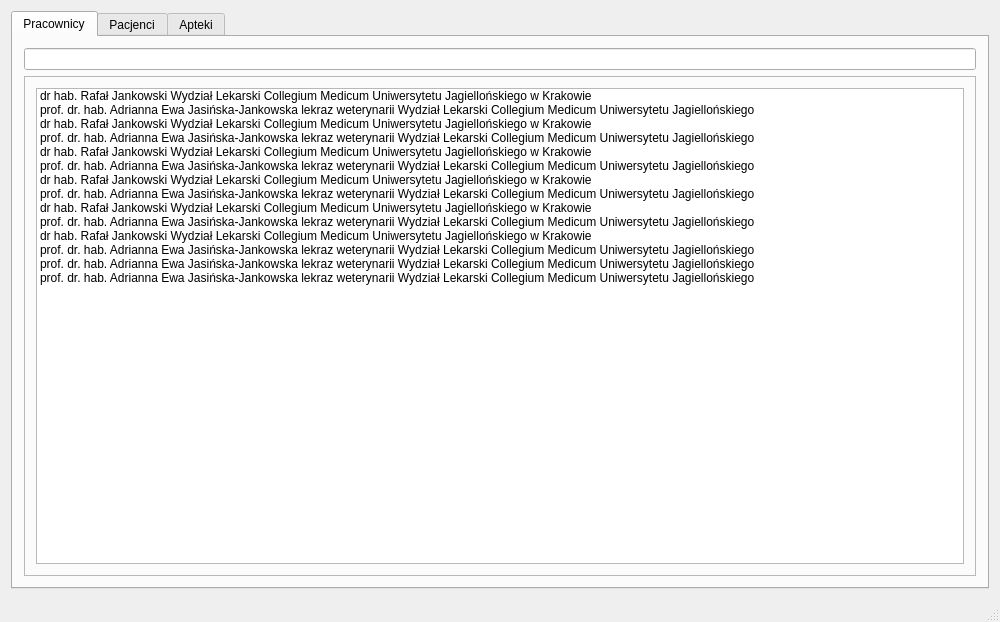
Raalsky/MPS, file client/MPS_Client/mainwindow.ui: the form before one commit.
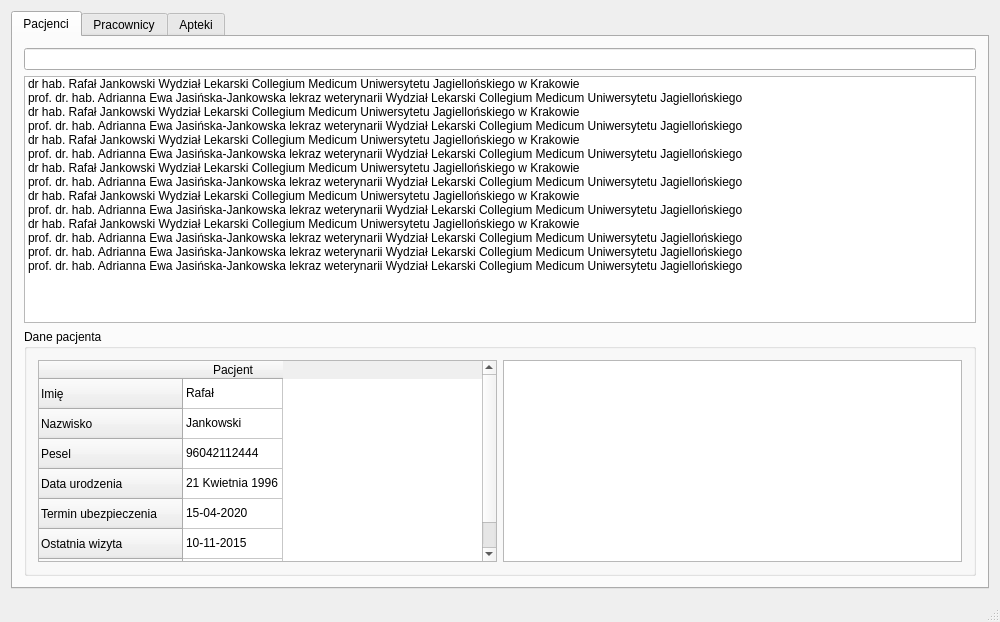
The form after the commit.

Commit message: Client Personal data form added

The edit to the form file:
```diff
--- a/client/MPS_Client/mainwindow.ui
+++ b/client/MPS_Client/mainwindow.ui
@@ -55,97 +55,176 @@
       </property>
       <widget class="QWidget" name="tab">
        <attribute name="title">
-        <string>Pracownicy</string>
+        <string>Pacjenci</string>
        </attribute>
-       <layout class="QVBoxLayout" name="verticalLayout">
+       <layout class="QHBoxLayout" name="horizontalLayout">
         <item>
-         <widget class="QLineEdit" name="search"/>
-        </item>
-        <item>
-         <layout class="QGridLayout" name="gridLayout_2">
-          <item row="1" column="0">
-           <widget class="QFrame" name="frame1">
-            <property name="frameShape">
-             <enum>QFrame::StyledPanel</enum>
+         <layout class="QVBoxLayout" name="verticalLayout_2">
+          <item>
+           <widget class="QLineEdit" name="search"/>
+          </item>
+          <item>
+           <widget class="QListWidget" name="searchResults">
+            <item>
+             <property name="text">
+              <string>dr hab. Rafał Jankowski Wydział Lekarski Collegium Medicum Uniwersytetu Jagiellońskiego w Krakowie</string>
+             </property>
+            </item>
+            <item>
+             <property name="text">
+              <string>prof. dr. hab. Adrianna Ewa Jasińska-Jankowska lekraz weterynarii Wydział Lekarski Collegium Medicum Uniwersytetu Jagiellońskiego</string>
+             </property>
+            </item>
+            <item>
+             <property name="text">
+              <string>dr hab. Rafał Jankowski Wydział Lekarski Collegium Medicum Uniwersytetu Jagiellońskiego w Krakowie</string>
+             </property>
+            </item>
+            <item>
+             <property name="text">
+              <string>prof. dr. hab. Adrianna Ewa Jasińska-Jankowska lekraz weterynarii Wydział Lekarski Collegium Medicum Uniwersytetu Jagiellońskiego</string>
+             </property>
+            </item>
+            <item>
+             <property name="text">
+              <string>dr hab. Rafał Jankowski Wydział Lekarski Collegium Medicum Uniwersytetu Jagiellońskiego w Krakowie</string>
+             </property>
+            </item>
+            <item>
+             <property name="text">
+              <string>prof. dr. hab. Adrianna Ewa Jasińska-Jankowska lekraz weterynarii Wydział Lekarski Collegium Medicum Uniwersytetu Jagiellońskiego</string>
+             </property>
+            </item>
+            <item>
+             <property name="text">
+              <string>dr hab. Rafał Jankowski Wydział Lekarski Collegium Medicum Uniwersytetu Jagiellońskiego w Krakowie</string>
+             </property>
+            </item>
+            <item>
+             <property name="text">
+              <string>prof. dr. hab. Adrianna Ewa Jasińska-Jankowska lekraz weterynarii Wydział Lekarski Collegium Medicum Uniwersytetu Jagiellońskiego</string>
+             </property>
+            </item>
+            <item>
+             <property name="text">
+              <string>dr hab. Rafał Jankowski Wydział Lekarski Collegium Medicum Uniwersytetu Jagiellońskiego w Krakowie</string>
+             </property>
+            </item>
+            <item>
+             <property name="text">
+              <string>prof. dr. hab. Adrianna Ewa Jasińska-Jankowska lekraz weterynarii Wydział Lekarski Collegium Medicum Uniwersytetu Jagiellońskiego</string>
+             </property>
+            </item>
+            <item>
+             <property name="text">
+              <string>dr hab. Rafał Jankowski Wydział Lekarski Collegium Medicum Uniwersytetu Jagiellońskiego w Krakowie</string>
+             </property>
+            </item>
+            <item>
+             <property name="text">
+              <string>prof. dr. hab. Adrianna Ewa Jasińska-Jankowska lekraz weterynarii Wydział Lekarski Collegium Medicum Uniwersytetu Jagiellońskiego</string>
+             </property>
+            </item>
+            <item>
+             <property name="text">
+              <string>prof. dr. hab. Adrianna Ewa Jasińska-Jankowska lekraz weterynarii Wydział Lekarski Collegium Medicum Uniwersytetu Jagiellońskiego</string>
+             </property>
+            </item>
+            <item>
+             <property name="text">
+              <string>prof. dr. hab. Adrianna Ewa Jasińska-Jankowska lekraz weterynarii Wydział Lekarski Collegium Medicum Uniwersytetu Jagiellońskiego</string>
+             </property>
+            </item>
+           </widget>
+          </item>
+          <item>
+           <widget class="QGroupBox" name="groupBox">
+            <property name="title">
+             <string>Dane pacjenta</string>
             </property>
-            <property name="frameShadow">
-             <enum>QFrame::Raised</enum>
-            </property>
-            <layout class="QHBoxLayout" name="horizontalLayout">
+            <layout class="QHBoxLayout" name="horizontalLayout_3">
              <item>
-              <widget class="QListWidget" name="listWidget">
-               <item>
+              <widget class="QTableWidget" name="details">
+               <row>
                 <property name="text">
-                 <string>dr hab. Rafał Jankowski Wydział Lekarski Collegium Medicum Uniwersytetu Jagiellońskiego w Krakowie</string>
+                 <string>Imię</string>
                 </property>
-               </item>
-               <item>
+               </row>
+               <row>
                 <property name="text">
-                 <string>prof. dr. hab. Adrianna Ewa Jasińska-Jankowska lekraz weterynarii Wydział Lekarski Collegium Medicum Uniwersytetu Jagiellońskiego</string>
+                 <string>Nazwisko</string>
                 </property>
-               </item>
-               <item>
+               </row>
+               <row>
                 <property name="text">
-                 <string>dr hab. Rafał Jankowski Wydział Lekarski Collegium Medicum Uniwersytetu Jagiellońskiego w Krakowie</string>
+                 <string>Pesel</string>
                 </property>
-               </item>
-               <item>
+               </row>
+               <row>
                 <property name="text">
-                 <string>prof. dr. hab. Adrianna Ewa Jasińska-Jankowska lekraz weterynarii Wydział Lekarski Collegium Medicum Uniwersytetu Jagiellońskiego</string>
+                 <string>Data urodzenia</string>
                 </property>
-               </item>
-               <item>
+               </row>
+               <row>
                 <property name="text">
-                 <string>dr hab. Rafał Jankowski Wydział Lekarski Collegium Medicum Uniwersytetu Jagiellońskiego w Krakowie</string>
+                 <string>Termin ubezpieczenia</string>
                 </property>
-               </item>
-               <item>
+               </row>
+               <row>
                 <property name="text">
-                 <string>prof. dr. hab. Adrianna Ewa Jasińska-Jankowska lekraz weterynarii Wydział Lekarski Collegium Medicum Uniwersytetu Jagiellońskiego</string>
+                 <string>Ostatnia wizyta</string>
                 </property>
-               </item>
-               <item>
+               </row>
+               <row>
                 <property name="text">
-                 <string>dr hab. Rafał Jankowski Wydział Lekarski Collegium Medicum Uniwersytetu Jagiellońskiego w Krakowie</string>
+                 <string>Jakies inne dziwne dane</string>
                 </property>
-               </item>
-               <item>
+               </row>
+               <column>
                 <property name="text">
-                 <string>prof. dr. hab. Adrianna Ewa Jasińska-Jankowska lekraz weterynarii Wydział Lekarski Collegium Medicum Uniwersytetu Jagiellońskiego</string>
+                 <string>Pacjent</string>
                 </property>
+               </column>
+               <item row="0" column="0">
+                <property name="text">
+                 <string>Rafał</string>
+                </property>
                </item>
-               <item>
+               <item row="1" column="0">
                 <property name="text">
-                 <string>dr hab. Rafał Jankowski Wydział Lekarski Collegium Medicum Uniwersytetu Jagiellońskiego w Krakowie</string>
+                 <string>Jankowski</string>
                 </property>
                </item>
-               <item>
+               <item row="2" column="0">
                 <property name="text">
-                 <string>prof. dr. hab. Adrianna Ewa Jasińska-Jankowska lekraz weterynarii Wydział Lekarski Collegium Medicum Uniwersytetu Jagiellońskiego</string>
+                 <string>96042112444</string>
                 </property>
                </item>
-               <item>
+               <item row="3" column="0">
                 <property name="text">
-                 <string>dr hab. Rafał Jankowski Wydział Lekarski Collegium Medicum Uniwersytetu Jagiellońskiego w Krakowie</string>
+                 <string>21 Kwietnia 1996</string>
                 </property>
                </item>
-               <item>
+               <item row="4" column="0">
                 <property name="text">
-                 <string>prof. dr. hab. Adrianna Ewa Jasińska-Jankowska lekraz weterynarii Wydział Lekarski Collegium Medicum Uniwersytetu Jagiellońskiego</string>
+                 <string>15-04-2020</string>
                 </property>
                </item>
-               <item>
+               <item row="5" column="0">
                 <property name="text">
-                 <string>prof. dr. hab. Adrianna Ewa Jasińska-Jankowska lekraz weterynarii Wydział Lekarski Collegium Medicum Uniwersytetu Jagiellońskiego</string>
+                 <string>10-11-2015</string>
                 </property>
                </item>
-               <item>
+               <item row="6" column="0">
                 <property name="text">
-                 <string>prof. dr. hab. Adrianna Ewa Jasińska-Jankowska lekraz weterynarii Wydział Lekarski Collegium Medicum Uniwersytetu Jagiellońskiego</string>
+                 <string>Dane</string>
                 </property>
                </item>
               </widget>
              </item>
+             <item>
+              <widget class="QListWidget" name="listWidget_3"/>
+             </item>
             </layout>
            </widget>
           </item>
@@ -155,7 +234,7 @@
       </widget>
       <widget class="QWidget" name="tab_2">
        <attribute name="title">
-        <string>Pacjenci</string>
+        <string>Pracownicy</string>
        </attribute>
       </widget>
       <widget class="QWidget" name="tab_3">
```
The commit also changes 8 other files.
